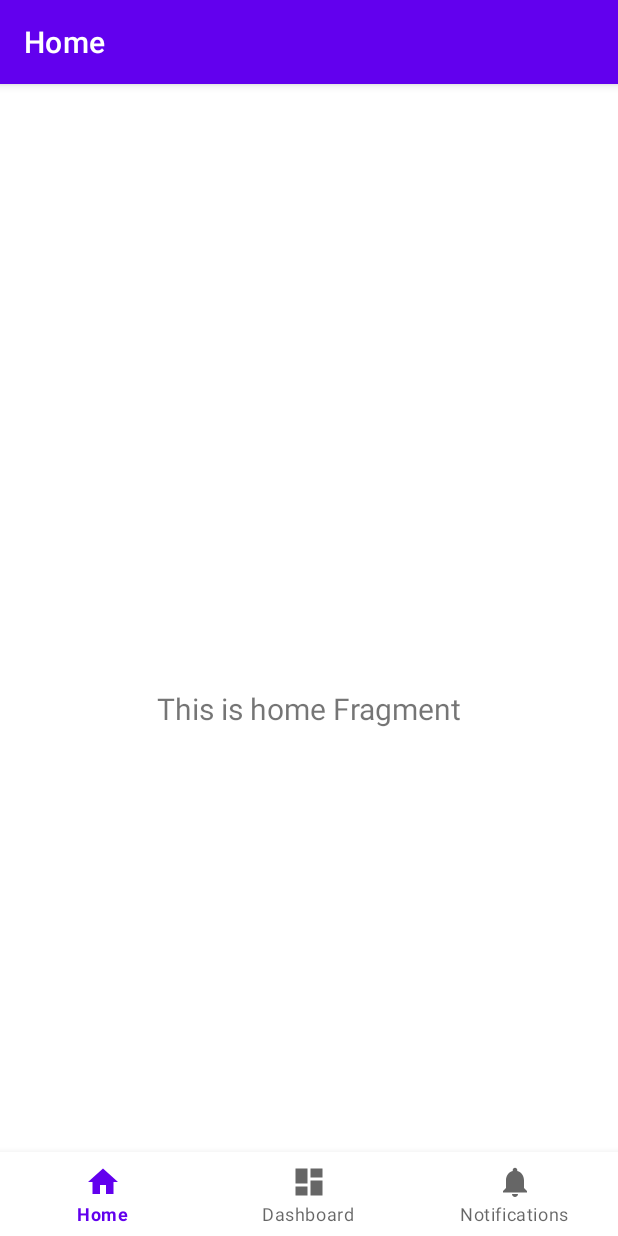
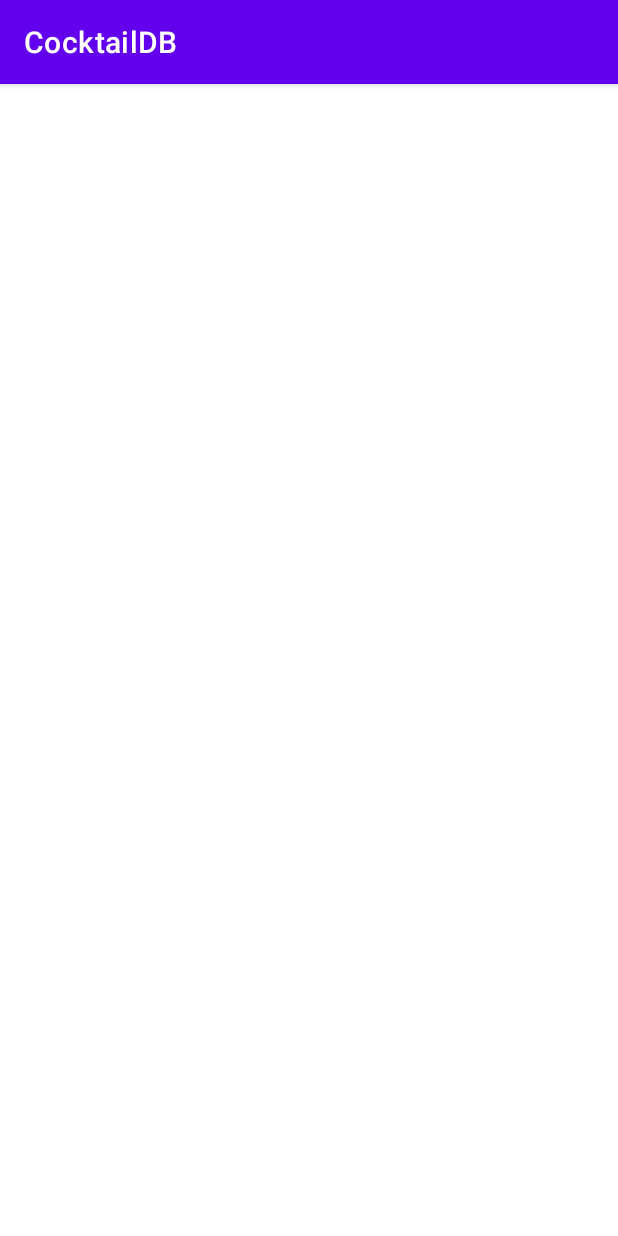
Before and after one commit to awesome-academy/HN_Pra_2025_CocktailDB-App, an Android app: the screen it shows after launch (MainActivity), on a phone screen of 412 x 824 dp. Run offline under Robolectric (Android 15) with nearby library versions, the phone set to English and light mode, and no system bars; our stand-ins replace navigation-ui.

Commit message:
Init project

```diff
--- a/app/build.gradle.kts
+++ b/app/build.gradle.kts
@@ -22,7 +22,7 @@ android {
             isMinifyEnabled = false
             proguardFiles(
                 getDefaultProguardFile("proguard-android-optimize.txt"),
-                "proguard-rules.pro"
+                "proguard-rules.pro",
             )
         }
     }
--- a/app/src/main/java/com/sun/cocktaildb/MainActivity.kt
+++ b/app/src/main/java/com/sun/cocktaildb/MainActivity.kt
@@ -1,16 +1,15 @@
 package com.sun.cocktaildb
 
 import android.os.Bundle
-import com.google.android.material.bottomnavigation.BottomNavigationView
 import androidx.appcompat.app.AppCompatActivity
 import androidx.navigation.findNavController
 import androidx.navigation.ui.AppBarConfiguration
 import androidx.navigation.ui.setupActionBarWithNavController
 import androidx.navigation.ui.setupWithNavController
+import com.google.android.material.bottomnavigation.BottomNavigationView
 import com.sun.cocktaildb.databinding.ActivityMainBinding
 
 class MainActivity : AppCompatActivity() {
-
     private lateinit var binding: ActivityMainBinding
 
     override fun onCreate(savedInstanceState: Bundle?) {
@@ -19,17 +18,20 @@ class MainActivity : AppCompatActivity() {
         binding = ActivityMainBinding.inflate(layoutInflater)
         setContentView(binding.root)
 
-        val navView: BottomNavigationView = binding.navView
-
-        val navController = findNavController(R.id.nav_host_fragment_activity_main)
-        // Passing each menu ID as a set of Ids because each
-        // menu should be considered as top level destinations.
-        val appBarConfiguration = AppBarConfiguration(
-            setOf(
-                R.id.navigation_home, R.id.navigation_dashboard, R.id.navigation_notifications
-            )
-        )
-        setupActionBarWithNavController(navController, appBarConfiguration)
-        navView.setupWithNavController(navController)
+//        val navView: BottomNavigationView = binding.navView
+//
+//        val navController = findNavController(R.id.nav_host_fragment_activity_main)
+//        // Passing each menu ID as a set of Ids because each
+//        // menu should be considered as top level destinations.
+//        val appBarConfiguration =
+//            AppBarConfiguration(
+//                setOf(
+//                    R.id.navigation_home,
+//                    R.id.navigation_dashboard,
+//                    R.id.navigation_notifications,
+//                ),
+//            )
+//        setupActionBarWithNavController(navController, appBarConfiguration)
+//        navView.setupWithNavController(navController)
     }
 }
--- a/app/src/main/java/com/sun/cocktaildb/ui/home/HomeFragment.kt
+++ /dev/null
@@ -1,42 +0,0 @@
-package com.sun.cocktaildb.ui.home
-
-import android.os.Bundle
-import android.view.LayoutInflater
-import android.view.View
-import android.view.ViewGroup
-import android.widget.TextView
-import androidx.fragment.app.Fragment
-import androidx.lifecycle.ViewModelProvider
-import com.sun.cocktaildb.databinding.FragmentHomeBinding
-
-class HomeFragment : Fragment() {
-
-    private var _binding: FragmentHomeBinding? = null
-
-    // This property is only valid between onCreateView and
-    // onDestroyView.
-    private val binding get() = _binding!!
-
-    override fun onCreateView(
-        inflater: LayoutInflater,
-        container: ViewGroup?,
-        savedInstanceState: Bundle?
-    ): View {
-        val homeViewModel =
-            ViewModelProvider(this).get(HomeViewModel::class.java)
-
-        _binding = FragmentHomeBinding.inflate(inflater, container, false)
-        val root: View = binding.root
-
-        val textView: TextView = binding.textHome
-        homeViewModel.text.observe(viewLifecycleOwner) {
-            textView.text = it
-        }
-        return root
-    }
-
-    override fun onDestroyView() {
-        super.onDestroyView()
-        _binding = null
-    }
-}
--- a/app/src/main/java/com/sun/cocktaildb/ui/home/HomeViewModel.kt
+++ /dev/null
@@ -1,13 +0,0 @@
-package com.sun.cocktaildb.ui.home
-
-import androidx.lifecycle.LiveData
-import androidx.lifecycle.MutableLiveData
-import androidx.lifecycle.ViewModel
-
-class HomeViewModel : ViewModel() {
-
-    private val _text = MutableLiveData<String>().apply {
-        value = "This is home Fragment"
-    }
-    val text: LiveData<String> = _text
-}
--- a/app/src/main/res/layout/activity_main.xml
+++ b/app/src/main/res/layout/activity_main.xml
@@ -6,28 +6,28 @@
     android:layout_height="match_parent"
     android:paddingTop="?attr/actionBarSize">
 
-    <com.google.android.material.bottomnavigation.BottomNavigationView
-        android:id="@+id/nav_view"
-        android:layout_width="0dp"
-        android:layout_height="wrap_content"
-        android:layout_marginStart="0dp"
-        android:layout_marginEnd="0dp"
-        android:background="?android:attr/windowBackground"
-        app:layout_constraintBottom_toBottomOf="parent"
-        app:layout_constraintLeft_toLeftOf="parent"
-        app:layout_constraintRight_toRightOf="parent"
-        app:menu="@menu/bottom_nav_menu" />
+<!--    <com.google.android.material.bottomnavigation.BottomNavigationView-->
+<!--        android:id="@+id/nav_view"-->
+<!--        android:layout_width="0dp"-->
+<!--        android:layout_height="wrap_content"-->
+<!--        android:layout_marginStart="0dp"-->
+<!--        android:layout_marginEnd="0dp"-->
+<!--        android:background="?android:attr/windowBackground"-->
+<!--        app:layout_constraintBottom_toBottomOf="parent"-->
+<!--        app:layout_constraintLeft_toLeftOf="parent"-->
+<!--        app:layout_constraintRight_toRightOf="parent"-->
+<!--        app:menu="@menu/bottom_nav_menu" />-->
 
-    <fragment
-        android:id="@+id/nav_host_fragment_activity_main"
-        android:name="androidx.navigation.fragment.NavHostFragment"
-        android:layout_width="match_parent"
-        android:layout_height="match_parent"
-        app:defaultNavHost="true"
-        app:layout_constraintBottom_toTopOf="@id/nav_view"
-        app:layout_constraintLeft_toLeftOf="parent"
-        app:layout_constraintRight_toRightOf="parent"
-        app:layout_constraintTop_toTopOf="parent"
-        app:navGraph="@navigation/mobile_navigation" />
+<!--    <fragment-->
+<!--        android:id="@+id/nav_host_fragment_activity_main"-->
+<!--        android:name="androidx.navigation.fragment.NavHostFragment"-->
+<!--        android:layout_width="match_parent"-->
+<!--        android:layout_height="match_parent"-->
+<!--        app:defaultNavHost="true"-->
+<!--        app:layout_constraintBottom_toTopOf="@id/nav_view"-->
+<!--        app:layout_constraintLeft_toLeftOf="parent"-->
+<!--        app:layout_constraintRight_toRightOf="parent"-->
+<!--        app:layout_constraintTop_toTopOf="parent"-->
+<!--        app:navGraph="@navigation/mobile_navigation" />-->
 
 </androidx.constraintlayout.widget.ConstraintLayout>
--- a/app/src/main/res/navigation/mobile_navigation.xml
+++ b/app/src/main/res/navigation/mobile_navigation.xml
@@ -7,19 +7,16 @@
 
     <fragment
         android:id="@+id/navigation_home"
-        android:name="com.sun.cocktaildb.ui.home.HomeFragment"
         android:label="@string/title_home"
         tools:layout="@layout/fragment_home" />
 
     <fragment
         android:id="@+id/navigation_dashboard"
-        android:name="com.sun.cocktaildb.ui.dashboard.DashboardFragment"
         android:label="@string/title_dashboard"
         tools:layout="@layout/fragment_dashboard" />
 
     <fragment
         android:id="@+id/navigation_notifications"
-        android:name="com.sun.cocktaildb.ui.notifications.NotificationsFragment"
         android:label="@string/title_notifications"
         tools:layout="@layout/fragment_notifications" />
 </navigation>
--- a/build.gradle.kts
+++ b/build.gradle.kts
@@ -2,4 +2,5 @@
 plugins {
     alias(libs.plugins.android.application) apply false
     alias(libs.plugins.kotlin.android) apply false
+    id("io.gitlab.arturbosch.detekt") version "1.22.0-RC2" apply false
 }
--- a/gradle/libs.versions.toml
+++ b/gradle/libs.versions.toml
@@ -6,6 +6,7 @@ junit = "4.14-SNAPSHOT"
 junitVersion = "1.3.0"
 espressoCore = "3.7.0"
 appcompat = "1.7.1"
+ktlint = "1.7.1"
 material = "1.12.0"
 constraintlayout = "2.2.1"
 lifecycleLivedataKtx = "2.9.2"
@@ -19,6 +20,7 @@ junit = { group = "junit", name = "junit", version.ref = "junit" }
 androidx-junit = { group = "androidx.test.ext", name = "junit", version.ref = "junitVersion" }
 androidx-espresso-core = { group = "androidx.test.espresso", name = "espresso-core", version.ref = "espressoCore" }
 androidx-appcompat = { group = "androidx.appcompat", name = "appcompat", version.ref = "appcompat" }
+ktlint = { module = "com.pinterest:ktlint", version.ref = "ktlint" }
 material = { group = "com.google.android.material", name = "material", version.ref = "material" }
 androidx-constraintlayout = { group = "androidx.constraintlayout", name = "constraintlayout", version.ref = "constraintlayout" }
 androidx-lifecycle-livedata-ktx = { group = "androidx.lifecycle", name = "lifecycle-livedata-ktx", version.ref = "lifecycleLivedataKtx" }
```
Also changed, not shown: app/ktlint.gradle (added, +23 -0 lines), app/src/main/java/com/sun/cocktaildb/ui/dashboard/DashboardFragment.kt (deleted, +0 -42 lines), app/src/main/java/com/sun/cocktaildb/ui/dashboard/DashboardViewModel.kt (deleted, +0 -13 lines), app/src/main/java/com/sun/cocktaildb/ui/notifications/NotificationsFragment.kt (deleted, +0 -42 lines), app/src/main/java/com/sun/cocktaildb/ui/notifications/NotificationsViewModel.kt (deleted, +0 -13 lines), 1 other file.
